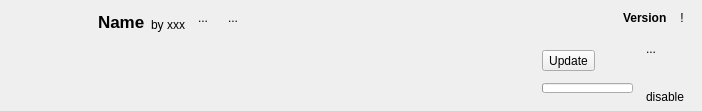
This is src/ui/local/localmoditemwidget.ui in kaniol-lck/modmanager as Qt 5 draws it before an edit. The edited form follows.
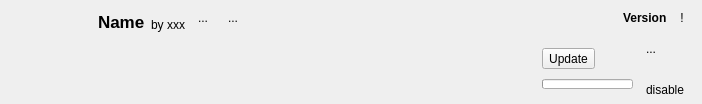
This is the edited form. Icons and pictures are not drawn.

Commit message: init mod list ui dynamically (#42)

What changed in the file:
```diff
--- a/src/ui/local/localmoditemwidget.ui
+++ b/src/ui/local/localmoditemwidget.ui
@@ -7,7 +7,7 @@
     <x>0</x>
     <y>0</y>
     <width>702</width>
-    <height>111</height>
+    <height>104</height>
    </rect>
   </property>
   <layout class="QGridLayout" name="gridLayout">
```
The commit also changes 2 other files.
